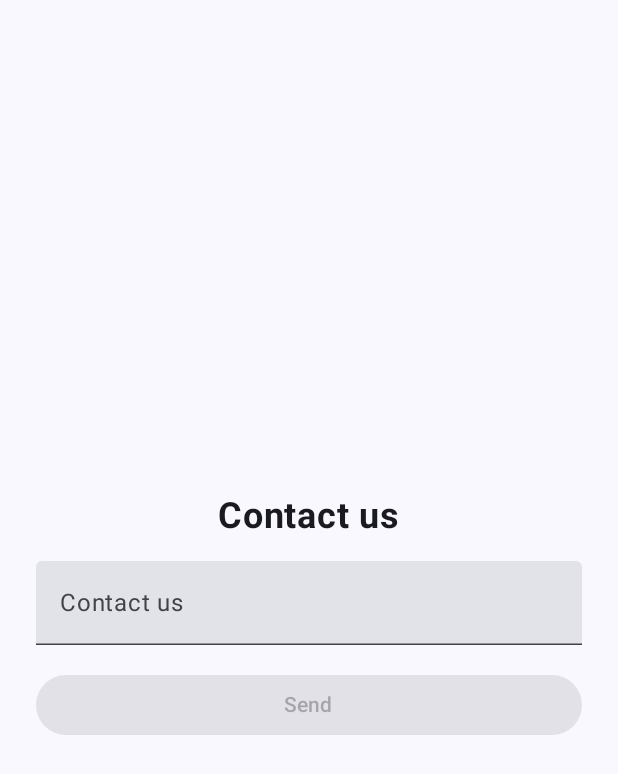
After one commit to sametozalp/kararsizim_app, an Android app built with Jetpack Compose: the composable HaveAProblemScreen shown on its own in the app's theme, on a phone screen of 412 x 824 dp. The commit adds this screen. Shown: the top 774 px of the screen. Run offline under Robolectric (Android 15) with nearby library versions, the phone set to English and light mode, and no system bars.

Commit message:
added send telegram message

```diff
--- a/app/src/main/java/com/ozalp/kararsizim/data/di/AppModule.kt
+++ b/app/src/main/java/com/ozalp/kararsizim/data/di/AppModule.kt
@@ -2,14 +2,19 @@ package com.ozalp.kararsizim.data.di
 
 import com.ozalp.kararsizim.data.remote.api.ActivityAPI
 import com.ozalp.kararsizim.data.remote.api.CategoryAPI
+import com.ozalp.kararsizim.data.remote.api.TelegramMessageAPI
 import com.ozalp.kararsizim.data.repository.ActivityRepositoryImpl
 import com.ozalp.kararsizim.data.repository.CategoryRepositoryImpl
+import com.ozalp.kararsizim.data.repository.TelegramMessageRepositoryImpl
 import com.ozalp.kararsizim.domain.repository.ActivityRepository
 import com.ozalp.kararsizim.domain.repository.CategoryRepository
+import com.ozalp.kararsizim.domain.repository.TelegramMessageRepository
 import com.ozalp.kararsizim.domain.usecase.activityUseCase.GetActivitiesUseCase
 import com.ozalp.kararsizim.domain.usecase.categoryUseCase.GetCategoriesUseCase
+import com.ozalp.kararsizim.domain.usecase.telegramMessageUseCase.SendMessageUseCase
 import com.ozalp.kararsizim.presentation.viewmodel.CategoryDetailScreenViewModel
 import com.ozalp.kararsizim.presentation.viewmodel.CategoryScreenViewModel
+import com.ozalp.kararsizim.presentation.viewmodel.HaveAProblemScreenViewModel
 import com.ozalp.kararsizim.util.Constant
 import okhttp3.CacheControl
 import okhttp3.OkHttpClient
@@ -21,6 +26,14 @@ import retrofit2.converter.gson.GsonConverterFactory
 
 
 val appModule = module {
+
+    single<TelegramMessageAPI> {
+        Retrofit.Builder()
+            .baseUrl("https:sametozalp.com")
+            //.addConverterFactory(GsonConverterFactory.create())
+            .build()
+            .create(TelegramMessageAPI::class.java)
+    }
 
     single<CategoryAPI> {
         Retrofit.Builder()
@@ -46,12 +59,20 @@ val appModule = module {
         CategoryDetailScreenViewModel(get(), get())
     }
 
+    viewModel {
+        HaveAProblemScreenViewModel(get())
+    }
+
     single<CategoryRepository> {
         CategoryRepositoryImpl(get())
     }
 
     single<ActivityRepository> {
         ActivityRepositoryImpl(get())
+    }
+
+    single<TelegramMessageRepository> {
+        TelegramMessageRepositoryImpl(get())
     }
 
     factory {
@@ -62,4 +83,8 @@ val appModule = module {
         GetActivitiesUseCase(get())
     }
 
+    factory {
+        SendMessageUseCase(get())
+    }
+
 }
--- /dev/null
+++ b/app/src/main/java/com/ozalp/kararsizim/data/remote/api/TelegramMessageAPI.kt
@@ -0,0 +1,12 @@
+package com.ozalp.kararsizim.data.remote.api
+
+import retrofit2.Response
+import retrofit2.http.GET
+import retrofit2.http.Query
+
+interface TelegramMessageAPI {
+
+    //https://sametozalp.com?message=fdsafd
+    @GET("/bot/telegram_messager.php")
+    suspend fun sendMessage(@Query("message") message: String): Response<Unit>
+}
--- /dev/null
+++ b/app/src/main/java/com/ozalp/kararsizim/domain/repository/TelegramMessageRepository.kt
@@ -0,0 +1,8 @@
+package com.ozalp.kararsizim.domain.repository
+
+import retrofit2.Response
+
+interface TelegramMessageRepository {
+
+    suspend fun sendMessage(message: String): Response<Unit>
+}
--- /dev/null
+++ b/app/src/main/java/com/ozalp/kararsizim/domain/usecase/telegramMessageUseCase/SendMessageUseCase.kt
@@ -0,0 +1,11 @@
+package com.ozalp.kararsizim.domain.usecase.telegramMessageUseCase
+
+import com.ozalp.kararsizim.domain.repository.TelegramMessageRepository
+import retrofit2.Response
+
+class SendMessageUseCase(private val repository: TelegramMessageRepository) {
+
+    suspend operator fun invoke(message: String): Response<Unit> {
+        return repository.sendMessage(message)
+    }
+}
--- /dev/null
+++ b/app/src/main/java/com/ozalp/kararsizim/presentation/compose/haveAProblemScreen/HaveAProblemScreen.kt
@@ -0,0 +1,75 @@
+package com.ozalp.kararsizim.presentation.compose.haveAProblemScreen
+
+import androidx.compose.foundation.layout.*
+import androidx.compose.foundation.text.KeyboardOptions
+import androidx.compose.material3.*
+import androidx.compose.runtime.*
+import androidx.compose.ui.Alignment
+import androidx.compose.ui.Modifier
+import androidx.compose.ui.platform.LocalContext
+import androidx.compose.ui.text.font.FontWeight
+import androidx.compose.ui.text.input.ImeAction
+import androidx.compose.ui.unit.dp
+import androidx.compose.ui.unit.sp
+import androidx.compose.ui.res.stringResource
+import androidx.navigation.NavController
+import com.ozalp.kararsizim.R
+import com.ozalp.kararsizim.presentation.viewmodel.HaveAProblemScreenViewModel
+
+@Composable
+fun HaveAProblemScreen(viewModel: HaveAProblemScreenViewModel, navController: NavController) {
+
+    var textField by remember { mutableStateOf("") }
+    val context = LocalContext.current
+    val screenState = viewModel.screenState
+
+    if (screenState.value.success) {
+        navController.popBackStack()
+    }
+
+    Box(
+        modifier = Modifier
+            .fillMaxSize()
+            .padding(24.dp)
+    ) {
+        Column(
+            modifier = Modifier
+                .align(Alignment.Center)
+                .fillMaxWidth(),
+            verticalArrangement = Arrangement.spacedBy(16.dp),
+            horizontalAlignment = Alignment.CenterHorizontally
+        ) {
+
+            Text(
+                text = stringResource(R.string.contact_us),
+                fontSize = 24.sp,
+                fontWeight = FontWeight.Bold
+            )
+
+            TextField(
+                value = textField,
+                onValueChange = { textField = it },
+                modifier = Modifier
+                    .fillMaxWidth(),
+                label = { Text(stringResource(R.string.contact_us)) },
+                placeholder = { Text(stringResource(R.string.contact_us)) },
+                singleLine = false,
+                maxLines = 5,
+                keyboardOptions = KeyboardOptions.Default.copy(
+                    imeAction = ImeAction.Done
+                )
+            )
+
+            Button(
+                onClick = {
+                    viewModel.sendMessage(context = context, textField)
+                    textField = "" // opsiyonel: gönderim sonrası alanı temizle
+                },
+                modifier = Modifier.fillMaxWidth(),
+                enabled = textField.isNotBlank()
+            ) {
+                Text(text = stringResource(R.string.send))
+            }
+        }
+    }
+}
--- /dev/null
+++ b/app/src/main/java/com/ozalp/kararsizim/presentation/state/HaveAProblemScreenState.kt
@@ -0,0 +1,6 @@
+package com.ozalp.kararsizim.presentation.state
+
+data class HaveAProblemScreenState(
+    val success: Boolean = false,
+    val error: String = "",
+)
--- /dev/null
+++ b/app/src/main/java/com/ozalp/kararsizim/presentation/viewmodel/HaveAProblemScreenViewModel.kt
@@ -0,0 +1,34 @@
+package com.ozalp.kararsizim.presentation.viewmodel
+
+import android.content.Context
+import androidx.compose.runtime.mutableStateOf
+import androidx.lifecycle.ViewModel
+import androidx.lifecycle.viewModelScope
+import com.ozalp.kararsizim.R
+import com.ozalp.kararsizim.domain.usecase.telegramMessageUseCase.SendMessageUseCase
+import com.ozalp.kararsizim.presentation.state.HaveAProblemScreenState
+import kotlinx.coroutines.launch
+
+class HaveAProblemScreenViewModel(private val sendMessageUseCase: SendMessageUseCase) :
+    ViewModel() {
+
+    private var _screenState = mutableStateOf(HaveAProblemScreenState())
+    val screenState get() = _screenState
+
+    fun sendMessage(context: Context, message: String) {
+        viewModelScope.launch {
+
+            val response = sendMessageUseCase(message)
+
+            if (response.isSuccessful) {
+                _screenState.value = _screenState.value.copy(success = true, error = "")
+            } else {
+                _screenState.value = _screenState.value.copy(
+                    success = false, error = context.getString(
+                        R.string.unkown_error
+                    )
+                )
+            }
+        }
+    }
+}
--- a/app/src/main/res/values/strings.xml
+++ b/app/src/main/res/values/strings.xml
@@ -4,4 +4,6 @@
     <string name="categories">Categories</string>
     <string name="unkown_error">Unkown error, try again</string>
     <string name="soon">Soon..</string>
+    <string name="contact_us">Contact us</string>
+    <string name="send">Send</string>
 </resources>
```
Also changed, not shown: app/src/main/java/com/ozalp/kararsizim/data/repository/TelegramMessageRepositoryImpl.kt (added, +13 -0 lines), app/src/main/java/com/ozalp/kararsizim/presentation/compose/KararsizimApp.kt (+8 -0 lines), app/src/main/java/com/ozalp/kararsizim/util/Destination.kt (+8 -5 lines), 1 other file.
